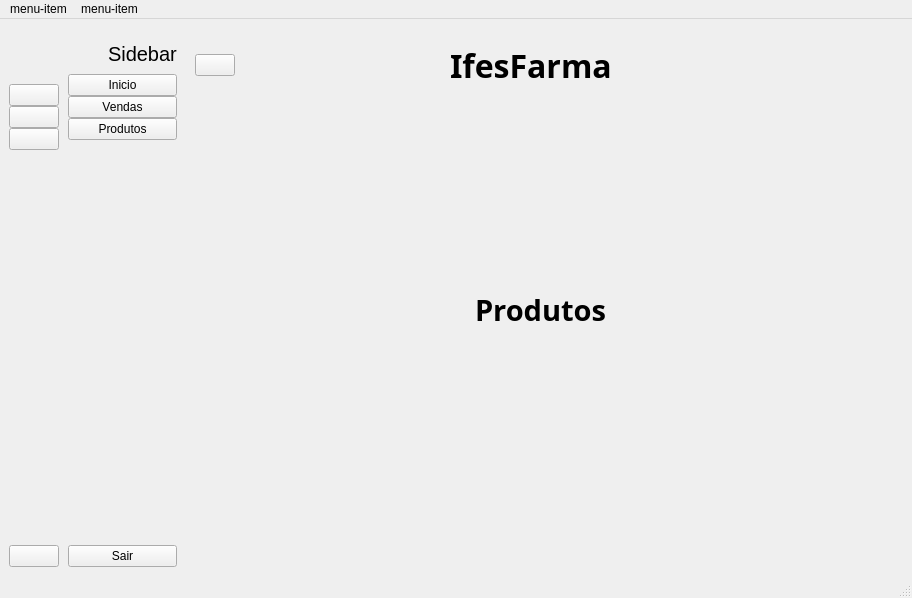
Old version of the form src/view/TelaPrincipalView.ui in the repository juliaborgess18/farmacia-les.
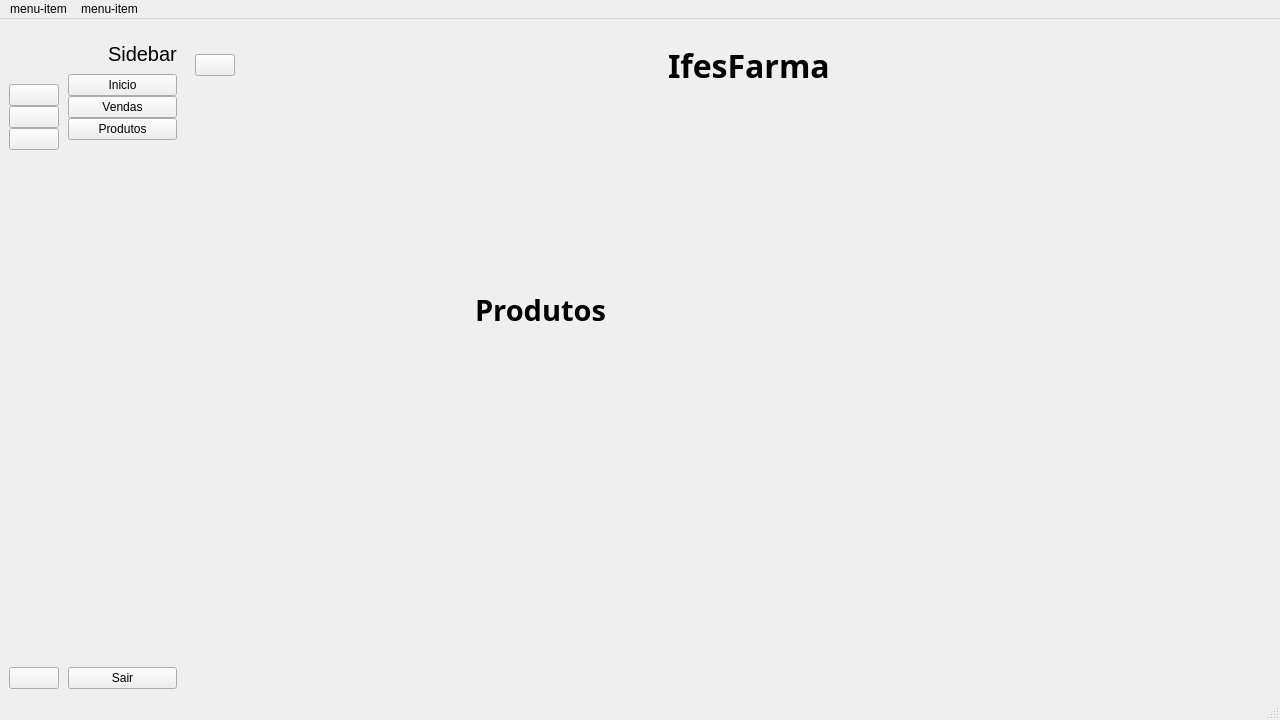
New version of the form. Icons and pictures are not drawn.

Diff of the .ui file:
```diff
--- a/src/view/TelaPrincipalView.ui
+++ b/src/view/TelaPrincipalView.ui
@@ -6,8 +6,8 @@
    <rect>
     <x>0</x>
     <y>0</y>
-    <width>912</width>
-    <height>598</height>
+    <width>1280</width>
+    <height>720</height>
    </rect>
   </property>
   <property name="windowTitle">
@@ -540,7 +540,7 @@
     <rect>
      <x>0</x>
      <y>0</y>
-     <width>912</width>
+     <width>1280</width>
      <height>21</height>
     </rect>
    </property>
```
